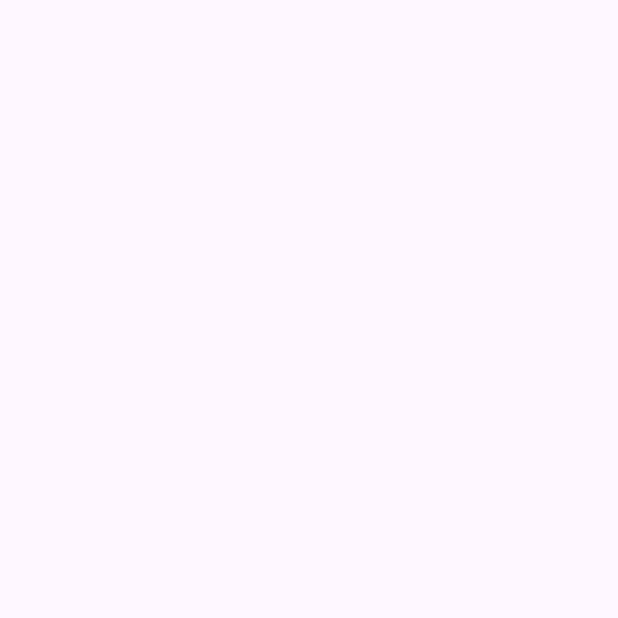
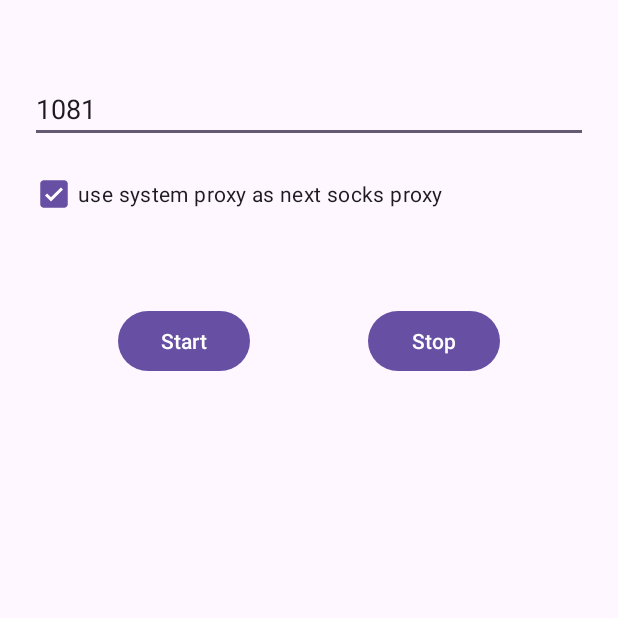
Before and after one commit to eccho03/wifi-direct-proxy, an Android app: the screen it shows after launch (MainActivity), on a phone screen of 412 x 824 dp, the top half of it. Before the commit the part shown is empty. Run offline under Robolectric (Android 15) with nearby library versions, the phone set to English and light mode, and no system bars.

Commit message:
httpserver proxy + wifi direct:

```diff
--- a/app/build.gradle.kts
+++ b/app/build.gradle.kts
@@ -33,6 +33,9 @@ android {
     kotlinOptions {
         jvmTarget = "11"
     }
+    viewBinding {
+        enable = true
+    }
 }
 
 dependencies {
--- a/app/src/main/AndroidManifest.xml
+++ b/app/src/main/AndroidManifest.xml
@@ -29,6 +29,12 @@
                 <category android:name="android.intent.category.LAUNCHER" />
             </intent-filter>
         </activity>
+
+        <service
+            android:name=".HttpProxyService"
+            android:exported="false"
+            android:foregroundServiceType="dataSync" />
+
     </application>
 
 </manifest>
--- a/app/src/main/java/com/example/wifi_direct_proxy/MainActivity.kt
+++ b/app/src/main/java/com/example/wifi_direct_proxy/MainActivity.kt
@@ -11,6 +11,7 @@ import android.util.Log
 import androidx.activity.result.contract.ActivityResultContracts
 import androidx.annotation.RequiresPermission
 import androidx.appcompat.app.AppCompatActivity
+import com.example.wifi_direct_proxy.databinding.ActivityMainBinding
 
 class MainActivity : AppCompatActivity() {
 
@@ -33,6 +34,21 @@ class MainActivity : AppCompatActivity() {
 
     override fun onCreate(savedInstanceState: Bundle?) {
         super.onCreate(savedInstanceState)
+
+        val binding = ActivityMainBinding.inflate(layoutInflater)
+        setContentView(binding.root)
+        binding.btnStart.setOnClickListener {
+            val port = binding.etPort.text.toString().toIntOrNull() ?: 1081
+            startService(HttpProxyService.newStartIntent(this, port))
+            binding.etPort.setText(port.toString())
+        }
+        binding.btnStop.setOnClickListener {
+            stopService(HttpProxyService.newStopIntent(this))
+        }
+        useSystemProxy = binding.cbUseSystemProxy.isChecked
+        binding.cbUseSystemProxy.setOnCheckedChangeListener { _, isChecked ->
+            useSystemProxy = isChecked
+        }
 
         manager = getSystemService(Context.WIFI_P2P_SERVICE) as WifiP2pManager
         channel = manager.initialize(this, mainLooper, null)
@@ -147,6 +163,7 @@ class MainActivity : AppCompatActivity() {
 
     override fun onDestroy() {
         super.onDestroy()
+        stopService(HttpProxyService.newStopIntent(this))
         unregisterReceiver(wifiDirectReceiver)
     }
 }
--- a/app/src/main/res/layout/activity_main.xml
+++ b/app/src/main/res/layout/activity_main.xml
@@ -2,18 +2,55 @@
 <androidx.constraintlayout.widget.ConstraintLayout xmlns:android="http://schemas.android.com/apk/res/android"
     xmlns:app="http://schemas.android.com/apk/res-auto"
     xmlns:tools="http://schemas.android.com/tools"
-    android:id="@+id/main"
     android:layout_width="match_parent"
     android:layout_height="match_parent"
     tools:context=".MainActivity">
 
-    <TextView
-        android:layout_width="wrap_content"
+    <EditText
+        android:id="@+id/etPort"
+        android:layout_width="match_parent"
         android:layout_height="wrap_content"
-        android:text="Hello World!"
-        app:layout_constraintBottom_toBottomOf="parent"
+        android:hint="port, >= 1024"
+        android:text="1081"
+        android:maxLength="5"
+        android:inputType="number"
+        android:layout_marginTop="50dp"
+        android:layout_marginLeft="20dp"
+        android:layout_marginRight="20dp"
         app:layout_constraintEnd_toEndOf="parent"
         app:layout_constraintStart_toStartOf="parent"
         app:layout_constraintTop_toTopOf="parent" />
 
+
+    <CheckBox
+        android:id="@+id/cbUseSystemProxy"
+        android:layout_width="wrap_content"
+        android:layout_height="wrap_content"
+        android:layout_marginLeft="20dp"
+        android:layout_marginTop="10dp"
+        android:text="use system proxy as next socks proxy"
+        android:checked="true"
+        app:layout_constraintTop_toBottomOf="@id/etPort"
+        app:layout_constraintStart_toStartOf="parent"/>
+
+
+    <Button
+        android:id="@+id/btnStart"
+        android:layout_width="wrap_content"
+        android:layout_height="wrap_content"
+        android:text="Start"
+        android:layout_marginTop="50dp"
+        app:layout_constraintEnd_toStartOf="@+id/btnStop"
+        app:layout_constraintStart_toStartOf="parent"
+        app:layout_constraintTop_toBottomOf="@id/cbUseSystemProxy" />
+
+    <Button
+        android:id="@+id/btnStop"
+        android:layout_width="wrap_content"
+        android:layout_height="wrap_content"
+        android:text="Stop"
+        app:layout_constraintEnd_toEndOf="parent"
+        app:layout_constraintStart_toEndOf="@id/btnStart"
+        app:layout_constraintTop_toTopOf="@id/btnStart" />
+
 </androidx.constraintlayout.widget.ConstraintLayout>
```
Also changed, not shown: app/src/main/java/com/example/wifi_direct_proxy/HttpProxy.kt (added, +154 -0 lines), app/src/main/java/com/example/wifi_direct_proxy/HttpProxyService.kt (added, +90 -0 lines).
